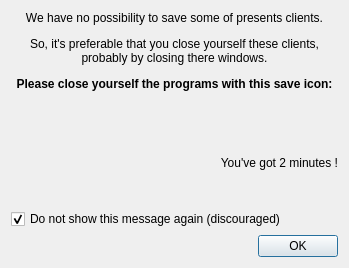
Houston4444/RaySession, file resources/ui/waiting_close_user.ui: the form before one commit.
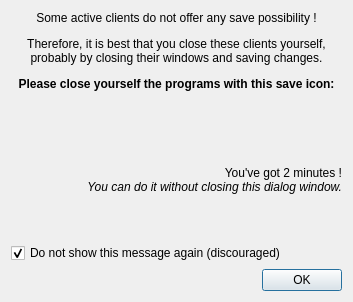
The form after the commit. Icons and pictures are not drawn.

Commit message: send server_progress when waiting user to close nosave clients

The edit to the form file:
```diff
--- a/resources/ui/waiting_close_user.ui
+++ b/resources/ui/waiting_close_user.ui
@@ -6,8 +6,8 @@
    <rect>
     <x>0</x>
     <y>0</y>
-    <width>349</width>
-    <height>268</height>
+    <width>353</width>
+    <height>302</height>
    </rect>
   </property>
   <property name="windowTitle">
@@ -17,7 +17,7 @@
    <item>
     <widget class="QLabel" name="label">
      <property name="text">
-      <string>&lt;html&gt;&lt;head/&gt;&lt;body&gt;&lt;p align=&quot;center&quot;&gt;We have no possibility to save some of presents clients.&lt;/p&gt;&lt;p align=&quot;center&quot;&gt;So, it's preferable that you close yourself these clients,&lt;br/&gt;probably by closing there windows.&lt;/p&gt;&lt;p align=&quot;center&quot;&gt;&lt;span style=&quot; font-weight:600;&quot;&gt;Please close yourself the programs with this save icon:&lt;/span&gt;&lt;/p&gt;&lt;/body&gt;&lt;/html&gt;</string>
+      <string>&lt;html&gt;&lt;head/&gt;&lt;body&gt;&lt;p align=&quot;center&quot;&gt;Some active clients do not offer any save possibility !&lt;/p&gt;&lt;p align=&quot;center&quot;&gt;Therefore, it is best that you close these clients yourself,&lt;br/&gt;probably by closing their windows and saving changes.&lt;/p&gt;&lt;p align=&quot;center&quot;&gt;&lt;span style=&quot; font-weight:600;&quot;&gt;Please close yourself the programs with this save icon:&lt;/span&gt;&lt;/p&gt;&lt;/body&gt;&lt;/html&gt;</string>
      </property>
     </widget>
    </item>
@@ -77,7 +77,7 @@
    <item>
     <widget class="QLabel" name="label_2">
      <property name="text">
-      <string>You've got 2 minutes !</string>
+      <string>&lt;html&gt;&lt;head/&gt;&lt;body&gt;&lt;p&gt;You've got 2 minutes !&lt;br/&gt;&lt;span style=&quot; font-style:italic;&quot;&gt;You can do it without closing this dialog window.&lt;/span&gt;&lt;/p&gt;&lt;/body&gt;&lt;/html&gt;</string>
      </property>
      <property name="alignment">
       <set>Qt::AlignRight|Qt::AlignTrailing|Qt::AlignVCenter</set>
```
The commit also changes 2 other files.
